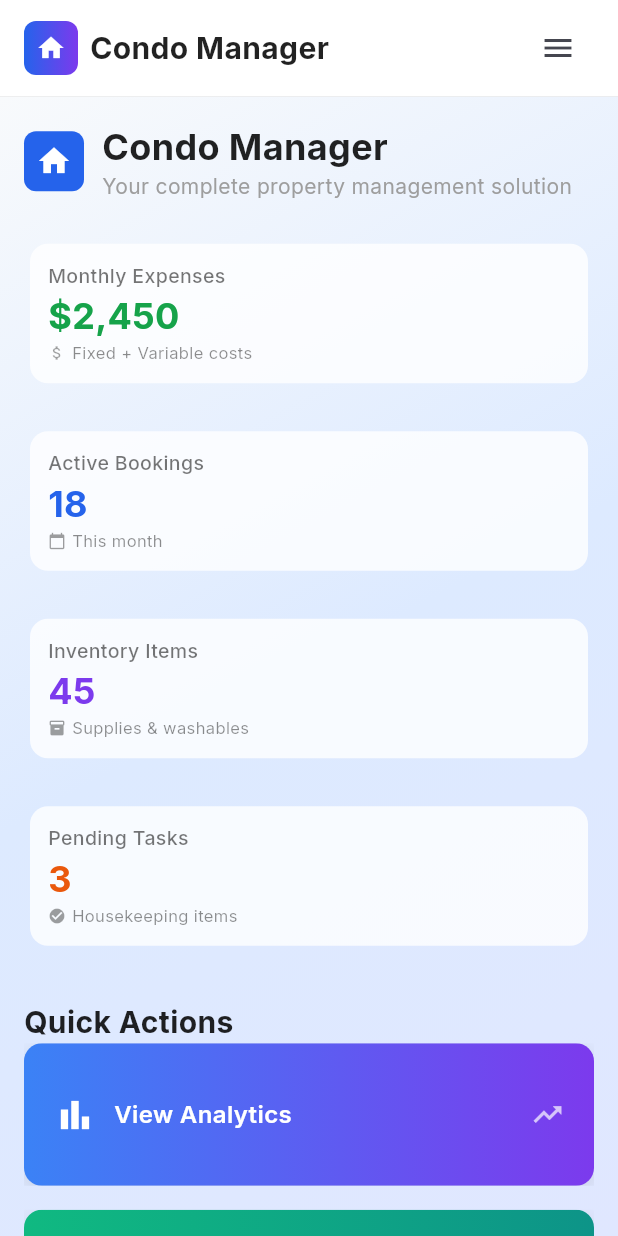
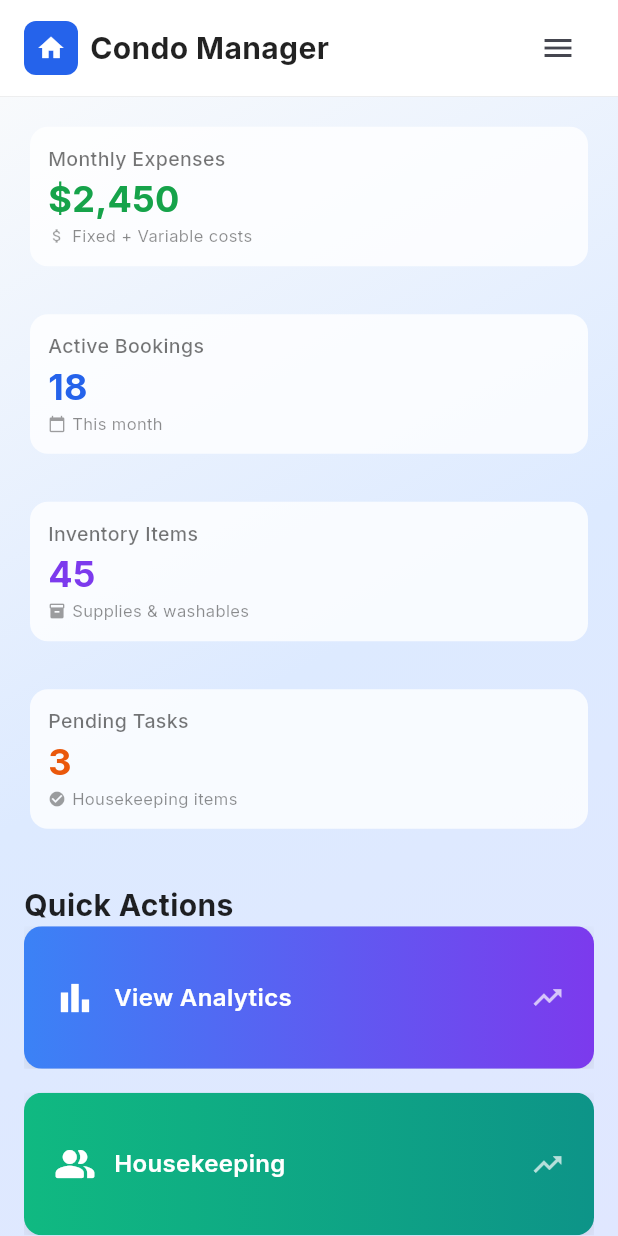
Before and after one commit to delgadjp/Raven-Nest, a Flutter app: the screen it shows after launch, on a phone screen of 412 x 824 dp. Run offline on Flutter 3.47's test engine with Material 3 defaults, Android fonts, the phone set to English and light mode, and no system bars; our stand-ins replace fl_chart, go_router, google_fonts.

Commit message:
Refactor screens to remove SectionHeader widget instances for cleaner UI and improved code organization

```diff
--- a/lib/constants/app_exports.dart
+++ b/lib/constants/app_exports.dart
@@ -3,7 +3,6 @@ export 'package:flutter/material.dart';
 
 //GENERAL WIDGETS
 export '/widgets/responsive_card_grid.dart'; //CONTAINER FOR SUMMARY CARD
-export '/widgets/section_header.dart'; //HEADER IN EACH SCREEN
 export '/widgets/summary_card.dart'; //SUMMARY CARDS
 export '/widgets/navigation.dart'; //NAVIGATION BAR
 export '/widgets/reusable_card.dart'; //USED FOR UPCOMING BOOKINGS COULD BE GENERIC (CALENDAR)
--- a/lib/screens/dashboard_screen.dart
+++ b/lib/screens/dashboard_screen.dart
@@ -30,13 +30,6 @@ class DashboardScreen extends StatelessWidget {
                     child: Column(
                       crossAxisAlignment: CrossAxisAlignment.start,
                       children: [
-                    // Header
-                    SectionHeader(
-                      title: 'Condo Manager',
-                      subtitle: 'Your complete property management solution',
-                      icon: Icons.home,
-                      iconColor: const Color(0xFF2563EB),
-                    ),
                     // Stats Cards
                     ResponsiveCardGrid(
                       children: [
@@ -114,14 +107,7 @@ class DashboardScreen extends StatelessWidget {
                               ),
                               route: '/housekeeping',
                             ),
-                            QuickActionCard(
-                              title: 'Notifications',
-                              icon: Icons.notifications,
-                              gradient: const LinearGradient(
-                                colors: [Color(0xFFEF4444), Color(0xFFEC4899)],
-                              ),
-                              route: '/notifications',
-                            ),
+
                             // QuickActionCard(
                             //   title: 'Guest Logs',
                             //   icon: Icons.description,
--- a/lib/screens/expenses_screen.dart
+++ b/lib/screens/expenses_screen.dart
@@ -62,14 +62,6 @@ class _ExpensesScreenState extends State<ExpensesScreen> {
                     child: Column(
                       crossAxisAlignment: CrossAxisAlignment.start,
                       children: [
-                        // Header
-                        SectionHeader(
-                          title: 'Expense Management',
-                          subtitle: 'Track your fixed and variable costs',
-                          icon: Icons.attach_money,
-                          iconColor: const Color(0xFF16A34A),
-                        ),
-
                         // Summary Cards
                         ResponsiveCardGrid(
                           children: [
--- a/lib/screens/housekeeping_screen.dart
+++ b/lib/screens/housekeeping_screen.dart
@@ -56,12 +56,6 @@ class _HousekeepingScreenState extends State<HousekeepingScreen> {
             child: Column(
               crossAxisAlignment: CrossAxisAlignment.start,
               children: [
-                SectionHeader(
-                  title: 'Housekeeping Management',
-                  subtitle: 'Manage cleaning schedules and staff',
-                  icon: Icons.people_alt_rounded,
-                  iconColor: Colors.teal.shade600,
-                ),
                 ResponsiveCardGrid(
                   children: [
                     SummaryCard(
--- a/lib/widgets/navigation.dart
+++ b/lib/widgets/navigation.dart
@@ -4,9 +4,70 @@ import 'package:go_router/go_router.dart';
 class NavigationWidget extends StatelessWidget {
   const NavigationWidget({super.key});
 
+  // Function to get page info based on current route
+  Map<String, dynamic> _getPageInfo(String currentLocation) {
+    switch (currentLocation) {
+      case '/':
+        return {
+          'title': 'Condo Manager',
+          'icon': Icons.home,
+          'color': const Color(0xFF2563EB),
+        };
+      case '/expenses':
+        return {
+          'title': 'Expense Management',
+          'icon': Icons.attach_money,
+          'color': const Color(0xFF16A34A),
+        };
+      case '/inventory':
+        return {
+          'title': 'Inventory Management',
+          'icon': Icons.inventory_2,
+          'color': const Color(0xFF7C3AED),
+        };
+      case '/calendar':
+        return {
+          'title': 'Calendar & Bookings',
+          'icon': Icons.calendar_today,
+          'color': const Color(0xFF2563EB),
+        };
+      case '/analytics':
+        return {
+          'title': 'Analytics Dashboard',
+          'icon': Icons.bar_chart,
+          'color': const Color(0xFF4F46E5),
+        };
+      case '/housekeeping':
+        return {
+          'title': 'Housekeeping Management',
+          'icon': Icons.people_alt_rounded,
+          'color': Colors.teal.shade600,
+        };
+      case '/notifications':
+        return {
+          'title': 'Notifications',
+          'icon': Icons.notifications,
+          'color': Colors.red.shade600,
+        };
+      case '/settings':
+        return {
+          'title': 'Settings',
+          'icon': Icons.settings,
+          'color': Colors.grey.shade600,
+        };
+      default:
+        return {
+          'title': 'Condo Manager',
+          'icon': Icons.home,
+          'color': const Color(0xFF2563EB),
+        };
+    }
+  }
+
   @override
   Widget build(BuildContext context) {
     final currentLocation = GoRouterState.of(context).uri.toString();
+    final pageInfo = _getPageInfo(currentLocation);
 
     final width = MediaQuery.of(context).size.width;
     final bool isDesktop = width > 1024; // closer to React lg breakpoint
@@ -32,21 +93,19 @@ class NavigationWidget extends StatelessWidget {
                     Container(
                       padding: const EdgeInsets.all(8),
                       decoration: BoxDecoration(
-                        gradient: const LinearGradient(
-                          colors: [Color(0xFF2563EB), Color(0xFF7C3AED)],
-                        ),
+                        color: pageInfo['color'],
                         borderRadius: BorderRadius.circular(8),
                       ),
-                      child: const Icon(
-                        Icons.home,
+                      child: Icon(
+                        pageInfo['icon'],
                         color: Colors.white,
                         size: 20,
                       ),
                     ),
                     const SizedBox(width: 8),
-                    const Text(
-                      'Condo Manager',
-                      style: TextStyle(
+                    Text(
+                      pageInfo['title'],
+                      style: const TextStyle(
                         fontSize: 20,
                         fontWeight: FontWeight.bold,
                         color: Colors.black87,
```
Also changed, not shown: lib/screens/analytics_screen.dart (+1 -9 lines), lib/screens/calendar_screen.dart (+1 -9 lines), lib/screens/inventory_screen.dart (+0 -9 lines), lib/screens/notifications_screen.dart (+1 -16 lines), lib/screens/settings_screen.dart (+1 -16 lines), pubspec.lock.
